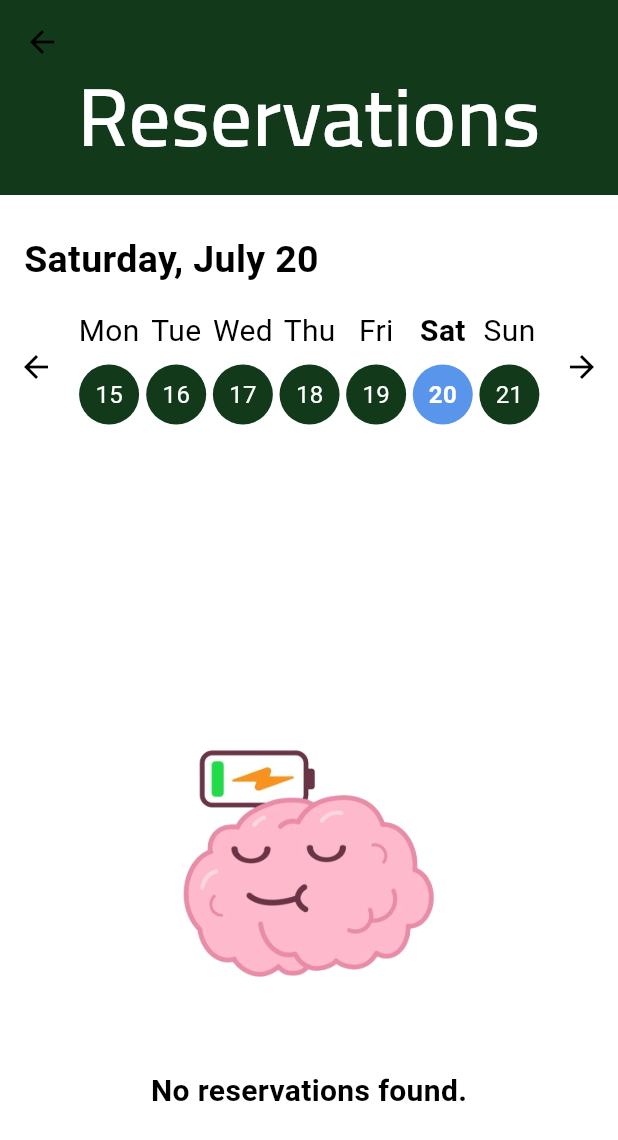
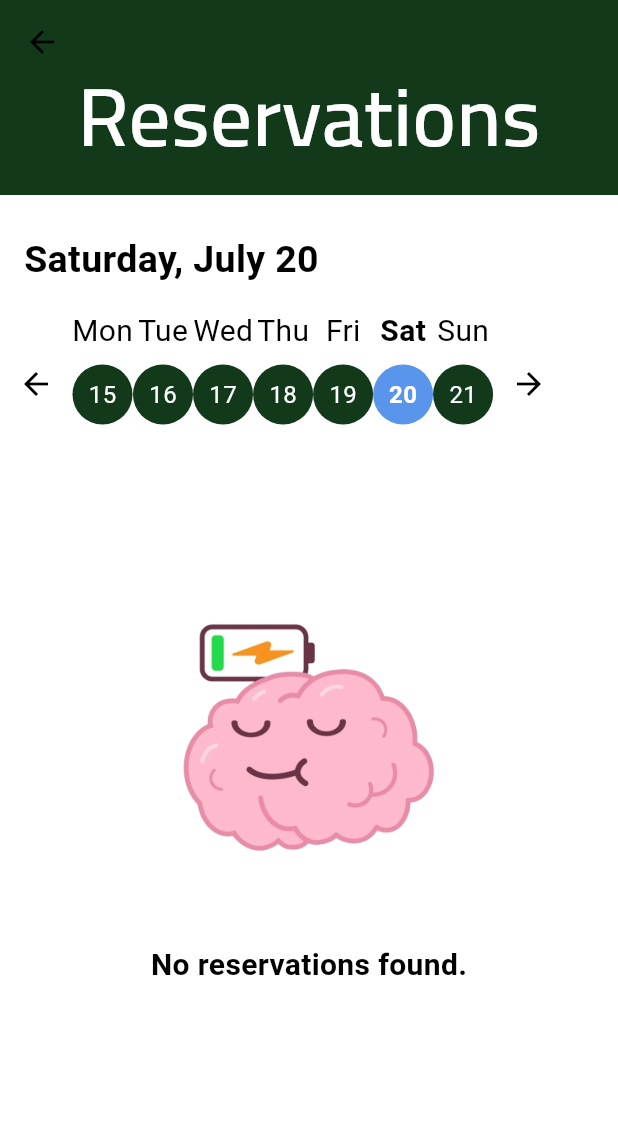
Before and after one commit to FarisAlamoudi/BigProject, a Flutter app: the screen it shows after launch, after a tap on "Login", on a phone screen of 412 x 824 dp. Shown: the top 1140 px of the screen. Run offline on Flutter 3.47's test engine with Material 3 defaults, Android fonts, the phone set to English and light mode, and no system bars; missing offline and left inert: mongo_dart.

Commit message:
Update for screen size and to still show calandar with No Reservations

```diff
--- a/frontendMobile/lib/date_selector.dart
+++ b/frontendMobile/lib/date_selector.dart
@@ -16,7 +16,8 @@ class WeekDaysSelector extends StatefulWidget {
 }
 
 class _WeekDaysSelectorState extends State<WeekDaysSelector> {
-  DateTime currentWeekStart = DateTime.now().subtract(Duration(days: DateTime.now().weekday - 1));
+  DateTime currentWeekStart =
+      DateTime.now().subtract(Duration(days: DateTime.now().weekday - 1));
   DateTime selectedDate = DateTime.now();
 
   String get formattedWeekRange {
@@ -62,7 +63,8 @@ class _WeekDaysSelectorState extends State<WeekDaysSelector> {
 
   @override
   Widget build(BuildContext context) {
-    return Column(
+    return SingleChildScrollView(
+      child: Column(
         crossAxisAlignment: CrossAxisAlignment.start,
         children: [
           const SizedBox(height: 25),
@@ -77,26 +79,30 @@ class _WeekDaysSelectorState extends State<WeekDaysSelector> {
             ),
           ),
           const SizedBox(height: 15),
-        Row(
-          mainAxisAlignment: MainAxisAlignment.spaceBetween,
+          Container(
+            height: 100,
+            child: ListView(
+              scrollDirection: Axis.horizontal,
               children: [
                 IconButton(
                   icon: const Icon(Icons.arrow_back),
                   onPressed: previousWeek,
                 ),
-            Expanded(
-              child: Row(
-                mainAxisAlignment: MainAxisAlignment.spaceEvenly,
+                Row(
+                  mainAxisSize: MainAxisSize.min,
                   children: List.generate(7, (index) {
                     return GestureDetector(
                       onTap: () => selectDate(index),
                       child: Column(
                         children: [
                           Text(
-                          DateFormat('E').format(currentWeekStart.add(Duration(days: index))),
+                            DateFormat('E').format(
+                                currentWeekStart.add(Duration(days: index))),
                             style: TextStyle(
                               fontSize: 20,
-                            fontWeight: selectedDate == currentWeekStart.add(Duration(days: index))
+                              fontWeight: selectedDate ==
+                                      currentWeekStart
+                                          .add(Duration(days: index))
                                   ? FontWeight.bold
                                   : FontWeight.normal,
                             ),
@@ -106,7 +112,9 @@ class _WeekDaysSelectorState extends State<WeekDaysSelector> {
                             width: 40,
                             height: 40,
                             decoration: BoxDecoration(
-                            color: selectedDate == currentWeekStart.add(Duration(days: index))
+                              color: selectedDate ==
+                                      currentWeekStart
+                                          .add(Duration(days: index))
                                   ? const Color.fromARGB(255, 88, 149, 235)
                                   : const Color.fromARGB(255, 18, 58, 26),
                               shape: BoxShape.circle,
@@ -116,7 +124,9 @@ class _WeekDaysSelectorState extends State<WeekDaysSelector> {
                                 days[index],
                                 style: TextStyle(
                                   fontSize: 16,
-                                fontWeight: selectedDate == currentWeekStart.add(Duration(days: index))
+                                  fontWeight: selectedDate ==
+                                          currentWeekStart
+                                              .add(Duration(days: index))
                                       ? FontWeight.bold
                                       : FontWeight.normal,
                                   color: Colors.white,
@@ -129,12 +139,12 @@ class _WeekDaysSelectorState extends State<WeekDaysSelector> {
                     );
                   }),
                 ),
-            ),
                 IconButton(
                   icon: const Icon(Icons.arrow_forward),
                   onPressed: nextWeek,
                 ),
               ],
+            ),
           ),
           const SizedBox(height: 20),
           Container(
@@ -146,8 +156,10 @@ class _WeekDaysSelectorState extends State<WeekDaysSelector> {
                 if (widget.reservations.isNotEmpty)
                   Column(
                     children: widget.reservations.map((reservation) {
-                    DateTime start = DateTime.parse(reservation["Start"].toString());
-                    DateTime end = DateTime.parse(reservation["End"].toString());
+                      DateTime start =
+                          DateTime.parse(reservation["Start"].toString());
+                      DateTime end =
+                          DateTime.parse(reservation["End"].toString());
 
                       String startTime = DateFormat('h:mm a').format(start);
                       String endTime = DateFormat('h:mm a').format(end);
@@ -155,23 +167,27 @@ class _WeekDaysSelectorState extends State<WeekDaysSelector> {
                       return Card(
                         margin: const EdgeInsets.symmetric(vertical: 8.0),
                         child: ListTile(
-                        title: Text('Machine ${reservation["Machine"] ?? "N/A"}'),
+                          title: Text(
+                              'Machine ${reservation["Machine"] ?? "N/A"}'),
                           subtitle: Column(
                             crossAxisAlignment: CrossAxisAlignment.start,
                             children: <Widget>[
                               Text('$startTime - $endTime'),
                               const SizedBox(height: 5),
-                            Text('Comment: ${reservation["Comment"] ?? "No comment"}'),
+                              Text(
+                                  'Comment: ${reservation["Comment"] ?? "No comment"}'),
                             ],
                           ),
                         ),
                       );
                     }).toList(),
-                )
+                  ),
+                if (widget.reservations.isEmpty) const Card(),
               ],
             ),
           ),
         ],
+      ),
     );
   }
 }
--- a/frontendMobile/lib/reserve.dart
+++ b/frontendMobile/lib/reserve.dart
@@ -66,10 +66,24 @@ class _ReservePageState extends State<ReservePage> {
   Widget build(BuildContext context) {
     List<Map<String, dynamic>> sortedReservations = List.from(reservations);
     sortedReservations.sort((a, b) {
-      DateTime startA = DateTime.tryParse(a['Start'].toString()) ?? DateTime.now();
-      DateTime startB = DateTime.tryParse(b['Start'].toString()) ?? DateTime.now();
+      DateTime startA =
+          DateTime.tryParse(a['Start'].toString()) ?? DateTime.now();
+      DateTime startB =
+          DateTime.tryParse(b['Start'].toString()) ?? DateTime.now();
       return startA.compareTo(startB);
     });
+
+    Widget buildWeekDaysSelector() {
+      return WeekDaysSelector(
+        onDateSelected: (date) {
+          setState(() {
+            selectedDate = date;
+            fetchReservationsForSelectedDate();
+          });
+        },
+        reservations: sortedReservations,
+      );
+    }
 
     return Scaffold(
       appBar: PreferredSize(
@@ -92,19 +106,10 @@ class _ReservePageState extends State<ReservePage> {
           ),
         ),
       ),
-      body: Column(
+      body: ListView(
         children: [
-          WeekDaysSelector(
-            onDateSelected: (date) {
-              setState(() {
-                selectedDate = date;
-                fetchReservationsForSelectedDate();
-              });
-            },
-            reservations: sortedReservations,
-          ),
-          Expanded(
-            child: FutureBuilder<List<Map<String, dynamic>>>(
+          buildWeekDaysSelector(),
+          FutureBuilder<List<Map<String, dynamic>>>(
             future: reservationFuture,
             builder: (context, snapshot) {
               if (snapshot.connectionState == ConnectionState.waiting) {
@@ -119,7 +124,7 @@ class _ReservePageState extends State<ReservePage> {
                       crossAxisAlignment: CrossAxisAlignment.center,
                       children: [
                         Padding(
-                            padding: const EdgeInsets.only(top: 125.0),
+                          padding: const EdgeInsets.only(top: 10.0),
                           child: Image.asset(
                             'assets/SleepingBrain.png',
                             height: 275,
@@ -145,7 +150,6 @@ class _ReservePageState extends State<ReservePage> {
               }
             },
           ),
-          )
         ],
       ),
     );
```
Lines whose indentation alone changed are shown as unchanged.
